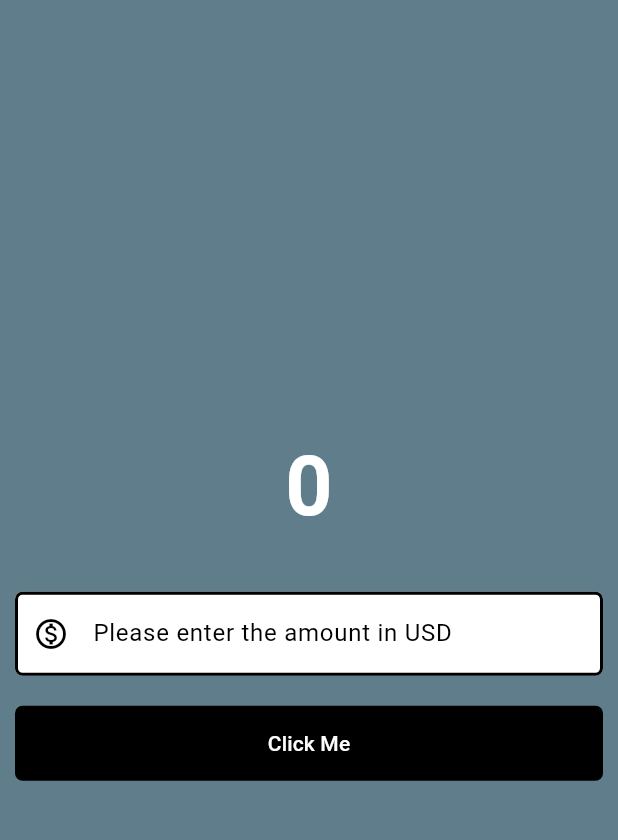
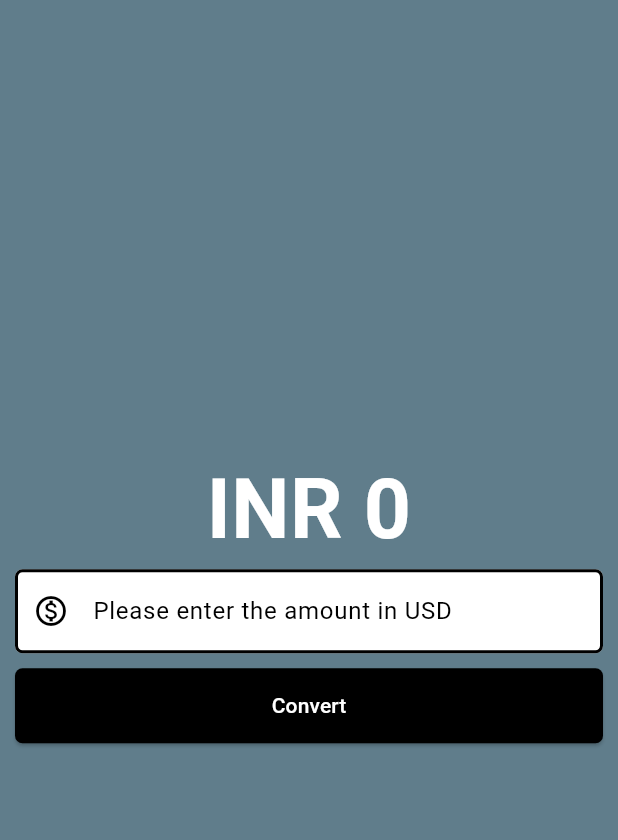
Before and after one commit to donkennie/currency_converter, a Flutter app: the screen it shows after launch, on a phone screen of 412 x 824 dp, the part 63-903 px from its top. Run offline on Flutter 3.47's test engine with Material 3 defaults, Android fonts, the phone set to English and light mode, and no system bars.

Commit message:
complete currency converter app

```diff
--- a/lib/currency_converter_material_page.dart
+++ b/lib/currency_converter_material_page.dart
@@ -1,14 +1,40 @@
 import 'package:flutter/foundation.dart';
 import 'package:flutter/material.dart';
 
-class CurrencyConverterMaterialPage extends StatelessWidget {
+class CurrencyConverterMaterialPage extends StatefulWidget{
   const CurrencyConverterMaterialPage({super.key});
 
   @override
+  State<CurrencyConverterMaterialPage> createState() => _CurrencyConverterMaterialPageState();
+}
+
+
+// class _CurrencyConverterMaterialPageState extends State<CurrencyConverterMaterialPage>{
+
+//   @override
+//   Widget build(BuildContext context) {
+//     return const Scaffold();
+//   }
+// }
+
+class _CurrencyConverterMaterialPageState extends State<CurrencyConverterMaterialPage> {
+  // const CurrencyConverterMaterialPagee({super.key});
+    double result = 0;
+    final TextEditingController textEditingController = TextEditingController();
+
+    void convert(){
+      result = double.parse(textEditingController.text) * 80;
+                  setState(() {});
+    }
+
+   @override
+  void dispose() {
+    textEditingController.dispose();
+    super.dispose();
+  }
+
+  @override
   Widget build(BuildContext context) {
-
-    int result = 0;
-    final TextEditingController textEditingController = TextEditingController();
 
     final border = OutlineInputBorder(
       borderSide: const BorderSide(width: 2.0, style: BorderStyle.solid),
@@ -26,24 +52,20 @@ class CurrencyConverterMaterialPage extends StatelessWidget {
         centerTitle: true,
       ),
       body: Center(
-        child: Column(
-          mainAxisAlignment: MainAxisAlignment.center,
-          children: [
-            Container(
-              padding: const EdgeInsets.all(10),
-              margin: const EdgeInsets.all(10),
-              child: const Text(
-                '0',
-                style: TextStyle(
+        child: Padding(
+          padding: const EdgeInsets.all(10),
+          child: Column(
+            mainAxisAlignment: MainAxisAlignment.center,
+            children: [
+              Text(
+                'INR ${result != 0 ? result.toStringAsFixed(2) : result.toStringAsFixed( 0)}',
+                style: const TextStyle(
                   fontSize: 55,
                   fontWeight: FontWeight.bold,
                   color: Color.fromARGB(255, 255, 255, 255),
                 ),
               ),
-            ),
-            Container(
-              padding: const EdgeInsets.all(10),
-              child: TextField(
+              TextField(
                 controller: textEditingController,
                 style: const TextStyle(color: Colors.black),
                 decoration: InputDecoration(
@@ -60,14 +82,11 @@ class CurrencyConverterMaterialPage extends StatelessWidget {
                   decimal: true,
                 ),
               ),
-            ),
 
-            Padding(
-              padding: const EdgeInsets.all(10.0),
-              child: TextButton(
-                onPressed: () {
-                  print(textEditingController);
-                },
+              const SizedBox(height: 10),
+
+              ElevatedButton(
+                onPressed: convert,
                 style: TextButton.styleFrom(
                   backgroundColor: Colors.black,
                   foregroundColor: Colors.white,
@@ -76,10 +95,10 @@ class CurrencyConverterMaterialPage extends StatelessWidget {
                     borderRadius: BorderRadius.all(Radius.circular(5)),
                   ),
                 ),
-                child: const Text('Click Me'),
+                child: const Text('Convert'),
               ),
-            ),
-          ],
+            ],
+          ),
         ),
       ),
     );
```
Also changed, not shown: lib/currency_converter_cupertino_page.dart (added, +15 -0 lines).
